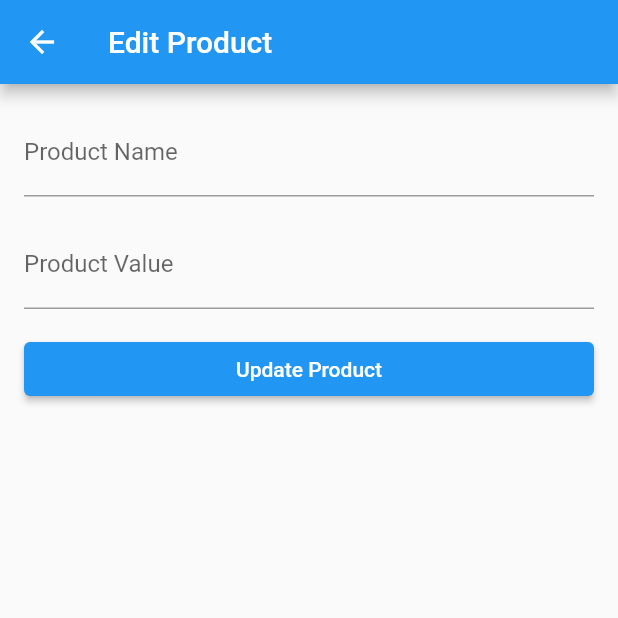
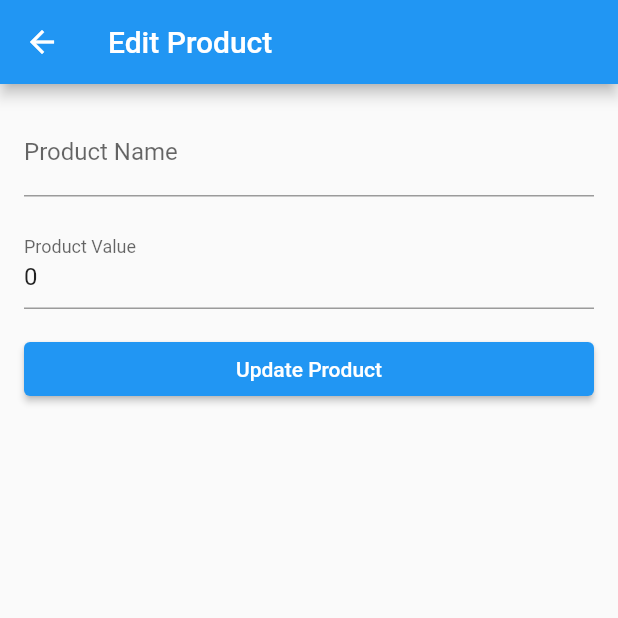
Before and after one commit to karakusmehmet/eramus-project, a Flutter app: the ProductEditPage screen opened directly with empty values, after a tap on "Update Product", on a phone screen of 412 x 824 dp, the top half of it. Run offline on Flutter 3.47's test engine with Material 2 defaults, Android fonts, the phone set to English and light mode, and no system bars; network calls fail.

Commit message:
Some changes

```diff
--- /dev/null
+++ b/lib/Models/product.dart
@@ -0,0 +1,24 @@
+// lib/models/product.dart
+
+class Product {
+  final int id;
+  final String name;
+  final int value;
+  final DateTime createdAt;
+
+  Product({
+    required this.id,
+    required this.name,
+    required this.value,
+    required this.createdAt,
+  });
+
+  factory Product.fromJson(Map<String, dynamic> json) {
+    return Product(
+      id: json['id'],
+      name: json['name'],
+      value: json['value'],
+      createdAt: DateTime.parse(json['createdAt']),
+    );
+  }
+}
--- a/lib/pages/product_edit_page.dart
+++ b/lib/pages/product_edit_page.dart
@@ -1,13 +1,12 @@
-// lib/pages/product_edit_page.dart
-
 import 'dart:convert';
 import 'package:flutter/material.dart';
 import 'package:http/http.dart' as http;
+import 'package:my_api_app/Models/product.dart';
 
 class ProductEditPage extends StatefulWidget {
-  final int productId;
+  final Product product;
 
-  const ProductEditPage({super.key, required this.productId});
+  const ProductEditPage({Key? key, required this.product}) : super(key: key);
 
   @override
   _ProductEditPageState createState() => _ProductEditPageState();
@@ -15,31 +14,19 @@ class ProductEditPage extends StatefulWidget {
 
 class _ProductEditPageState extends State<ProductEditPage> {
   TextEditingController nameController = TextEditingController();
-  TextEditingController valueController =
-      TextEditingController(); // Yeni eklenen controller
+  TextEditingController valueController = TextEditingController();
 
   @override
   void initState() {
     super.initState();
-    fetchProductDetails();
-  }
-
-  Future<void> fetchProductDetails() async {
-    final response = await http.get(
-        Uri.parse('http://localhost:5203/api/products/${widget.productId}'));
-    if (response.statusCode == 200) {
-      final product = Product.fromJson(json.decode(response.body));
-      nameController.text = product.name;
-      valueController.text = product.value.toString(); // Yeni eklenen satır
-    } else {
-      throw Exception('Failed to load product details');
-    }
+    nameController.text = widget.product.name;
+    valueController.text = widget.product.value.toString();
   }
 
   Future<void> updateProduct() async {
     try {
       final response = await http.put(
-        Uri.parse('http://localhost:5203/api/products/${widget.productId}'),
+        Uri.parse('http://localhost:5203/api/products/${widget.product.id}'),
         headers: {'Content-Type': 'application/json'},
         body: json.encode({
           'name': nameController.text,
@@ -48,11 +35,8 @@ class _ProductEditPageState extends State<ProductEditPage> {
       );
 
       if (response.statusCode == 200) {
-        // Güncelleme başarılı
-        // TODO: Geri dönüş ekranına yönlendirme
         Navigator.pop(context, true);
       } else {
-        // Güncelleme başarısız
         throw Exception(
             'Failed to update product. Status Code: ${response.statusCode}, Response Body: ${response.body}');
       }
@@ -94,19 +78,3 @@ class _ProductEditPageState extends State<ProductEditPage> {
     );
   }
 }
-
-class Product {
-  final int id;
-  final String name;
-  final int value;
-
-  Product({required this.id, required this.name, required this.value});
-
-  factory Product.fromJson(Map<String, dynamic> json) {
-    return Product(
-      id: json['id'],
-      name: json['name'],
-      value: json['value'],
-    );
-  }
-}
--- a/lib/pages/product_list_page.dart
+++ b/lib/pages/product_list_page.dart
@@ -4,6 +4,7 @@ import 'dart:convert';
 import 'package:flutter/material.dart';
 import 'package:http/http.dart' as http;
 import 'package:my_api_app/pages/product_edit_page.dart';
+import 'package:my_api_app/Models/product.dart';
 
 class ProductListPage extends StatefulWidget {
   @override
@@ -46,25 +47,24 @@ class _ProductListPageState extends State<ProductListPage> {
         itemBuilder: (context, index) {
           final product = products[index];
           return ListTile(
-            leading: Text('id:  ${product.id.toString()}'),
+            leading: Text('id: ${product.id.toString()}'),
             title: Text('Name: ${product.name}'),
             subtitle: Column(
               crossAxisAlignment: CrossAxisAlignment.start,
               children: [
-                Text('Value:  ${product.value.toString()}'),
-                Text('Created At: ${product.createdAt.toLocal()}'), // Ekledik
+                Text('Value: ${product.value.toString()}'),
+                Text('Created At: ${product.createdAt.toLocal()}'),
               ],
             ),
             onTap: () {
               Navigator.push(
                 context,
                 MaterialPageRoute(
-                  builder: (context) => ProductEditPage(productId: product.id),
+                  builder: (context) => ProductEditPage(product: product),
                 ),
               ).then((value) {
-                // Ekran geri döndüğünde güncelleme işlemlerini burada ele alabilirsiniz
                 if (value == true) {
-                  fetchProducts(); // Ürünleri tekrar çek
+                  fetchProducts();
                 }
               });
             },
@@ -74,25 +74,3 @@ class _ProductListPageState extends State<ProductListPage> {
     );
   }
 }
-
-class Product {
-  final int id;
-  final String name;
-  final int value;
-  final DateTime createdAt;
-
-  Product(
-      {required this.id,
-      required this.name,
-      required this.value,
-      required this.createdAt});
-
-  factory Product.fromJson(Map<String, dynamic> json) {
-    return Product(
-      id: json['id'],
-      name: json['name'],
-      value: json['value'],
-      createdAt: DateTime.parse(json['createdAt']),
-    );
-  }
-}
```
